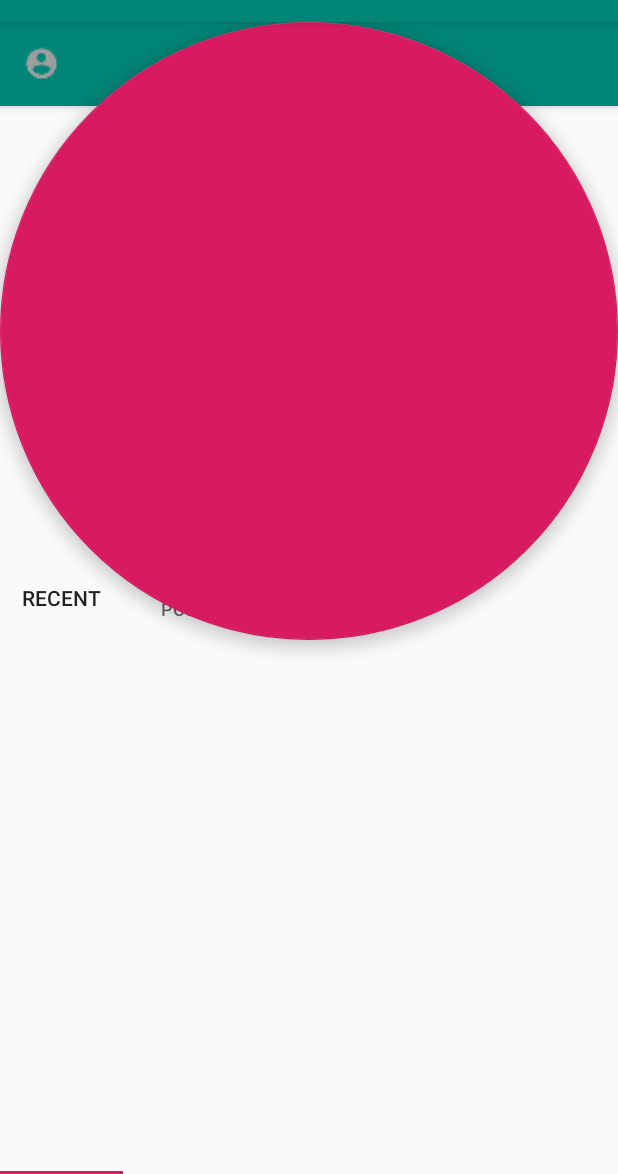
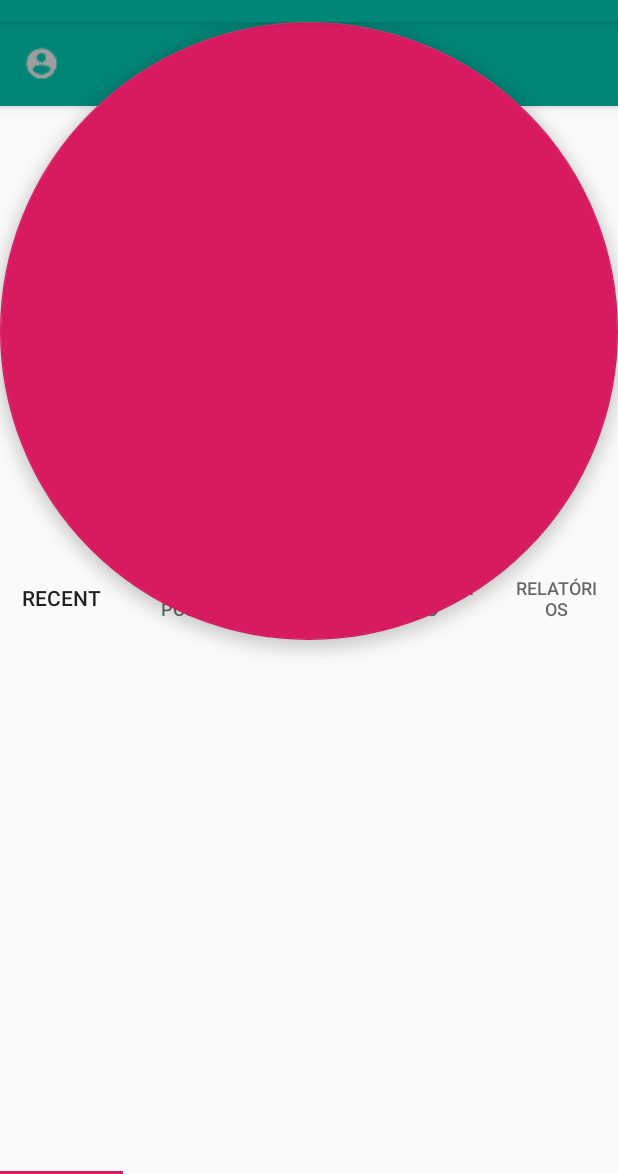
Before and after one commit to asizaguirre/oneBack, an Android app: the screen it shows after launch once a user with an empty profile is signed in (MainActivity), on a phone screen of 412 x 824 dp, the part 62-1236 px from its top. Run offline under Robolectric (Android 15) with nearby library versions, the phone set to English and light mode, and no system bars; our stand-ins replace Firebase (no records; nobody signed in at launch, a user with empty details on screens opened directly).

Commit message:
inclusao login

```diff
--- a/app/src/main/AndroidManifest.xml
+++ b/app/src/main/AndroidManifest.xml
@@ -1,16 +1,18 @@
 <?xml version="1.0" encoding="utf-8"?>
 <manifest xmlns:android="http://schemas.android.com/apk/res/android"
     xmlns:dist="http://schemas.android.com/apk/distribution"
+    xmlns:tools="http://schemas.android.com/tools"
     package="com.oneback.toyou">
 
     <dist:module dist:instant="true" />
 
     <application
-        android:allowBackup="true"
+        android:allowBackup="false"
         android:icon="@mipmap/ic_launcher"
         android:label="@string/app_name"
         android:supportsRtl="true"
-        android:theme="@style/AppTheme">
+        android:theme="@style/AppTheme"
+        tools:ignore="GoogleAppIndexingWarning">
         <activity android:name=".SignInActivity">
             <intent-filter>
                 <action android:name="android.intent.action.MAIN" />
--- a/app/src/main/java/com/oneback/toyou/MainActivity.java
+++ b/app/src/main/java/com/oneback/toyou/MainActivity.java
@@ -80,20 +80,7 @@ import com.oneback.toyou.fragment.MyTopPostsFragment;
 import com.oneback.toyou.fragment.RecentPostsFragment;
 import com.oneback.toyou.fragment.RelatoriosFragment;
 
-//
-//
-//    @SuppressWarnings("StatementWithEmptyBody")
-//    @Override
-//    public boolean onNavigationItemSelected(MenuItem item) {
-//
-//        //calling the method displayselectedscreen and passing the id of selected menu
-//        displaySelectedScreen(item.getItemId());
-//        //make this method blank
-//        return true;
-//    }
-//
-//
-//}
+
 
 public class MainActivity extends BaseActivity implements NavigationView.OnNavigationItemSelectedListener {
 
@@ -119,7 +106,9 @@ public class MainActivity extends BaseActivity implements NavigationView.OnNavig
             private final String[] mFragmentNames = new String[]{
                     getString(R.string.heading_recent),
                     getString(R.string.heading_my_posts),
-                    getString(R.string.heading_my_top_posts)
+                    getString(R.string.heading_my_top_posts),
+                    getString(R.string.heading_cadastro),
+                    getString(R.string.heading_relatorios),
             };
 
             @Override
--- a/app/src/main/res/values-v21/strings.xml
+++ b/app/src/main/res/values-v21/strings.xml
@@ -2,4 +2,6 @@
 <resources>
     <string name="email">e-mail</string>
     <string name="password">password</string>
+    <string name="heading_cadastro">cadastro</string>
+    <string name="relatorios">heading_relatorios</string>
 </resources>
--- a/app/src/main/res/values/strings.xml
+++ b/app/src/main/res/values/strings.xml
@@ -11,4 +11,6 @@
     <string name="password">password</string>
     <string name="signin">logar</string>
     <string name="signout">cadastrar</string>
+    <string name="heading_cadastro">cadastro</string>
+    <string name="heading_relatorios">relatórios</string>
 </resources>
```
Also changed, not shown: app/src/main/java/com/oneback/toyou/Cadastro.java (deleted, +0 -26 lines), app/src/main/java/com/oneback/toyou/Relatorios.java (deleted, +0 -26 lines).
